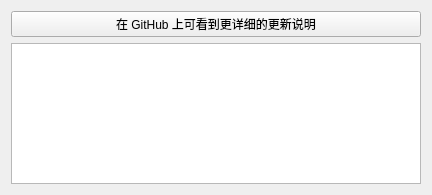
YQBaobao/RollerCoaster, file uis/rc_setting/what_new/what_new.ui: the form before one commit.
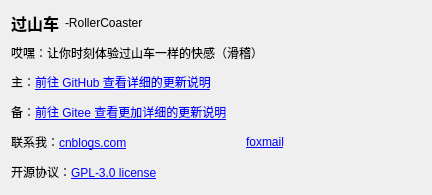
The form after the commit.

Commit message: ADD:what's new?

What changed in the file:
```diff
--- a/uis/rc_setting/what_new/what_new.ui
+++ b/uis/rc_setting/what_new/what_new.ui
@@ -14,13 +14,65 @@
    <string>Form</string>
   </property>
   <layout class="QGridLayout" name="gridLayout">
-   <item row="1" column="0">
-    <widget class="QTextBrowser" name="textBrowser"/>
-   </item>
    <item row="0" column="0">
-    <widget class="QPushButton" name="pushButton_see_more">
+    <widget class="QLabel" name="label_3">
+     <property name="sizePolicy">
+      <sizepolicy hsizetype="Fixed" vsizetype="Preferred">
+       <horstretch>0</horstretch>
+       <verstretch>0</verstretch>
+      </sizepolicy>
+     </property>
      <property name="text">
-      <string>在 GitHub 上可看到更详细的更新说明</string>
+      <string>&lt;html&gt;&lt;head/&gt;&lt;body&gt;&lt;p&gt;&lt;span style=&quot; font-size:12pt; font-weight:600;&quot;&gt;过山车&lt;/span&gt;&lt;/p&gt;&lt;/body&gt;&lt;/html&gt;</string>
+     </property>
+    </widget>
+   </item>
+   <item row="7" column="0" colspan="2">
+    <widget class="QLabel" name="label_5">
+     <property name="text">
+      <string>联系我：&lt;a href=&quot;https://www.cnblogs.com/yqbaowo/&quot;&gt;cnblogs.com&lt;/a&gt;</string>
+     </property>
+    </widget>
+   </item>
+   <item row="8" column="0" colspan="3">
+    <widget class="QLabel" name="label_7">
+     <property name="text">
+      <string>开源协议：&lt;a href=&quot;https://www.gnu.org/licenses/gpl-3.0.html&quot;&gt;GPL-3.0 license&lt;/a&gt;</string>
+     </property>
+    </widget>
+   </item>
+   <item row="4" column="0" colspan="3">
+    <widget class="QLabel" name="label_2">
+     <property name="text">
+      <string>备：&lt;a href=&quot;https://gitee.com/yqbao/roller-coaster/releases&quot;&gt;前往 Gitee 查看更加详细的更新说明&lt;/a&gt;</string>
+     </property>
+    </widget>
+   </item>
+   <item row="3" column="0" colspan="3">
+    <widget class="QLabel" name="label">
+     <property name="text">
+      <string>主：&lt;a href=&quot;https://github.com/YQBaobao/RollerCoaster/releases&quot;&gt;前往 GitHub 查看详细的更新说明&lt;/a&gt;</string>
+     </property>
+    </widget>
+   </item>
+   <item row="2" column="0" colspan="3">
+    <widget class="QLabel" name="label_4">
+     <property name="text">
+      <string>哎嘿：让你时刻体验过山车一样的快感（滑稽）</string>
+     </property>
+    </widget>
+   </item>
+   <item row="7" column="2">
+    <widget class="QLabel" name="label_8">
+     <property name="text">
+      <string>&lt;a href=&quot;https://www.foxmail.com/&quot;&gt;foxmail&lt;/a&gt;</string>
+     </property>
+    </widget>
+   </item>
+   <item row="0" column="1" colspan="2">
+    <widget class="QLabel" name="label_9">
+     <property name="text">
+      <string>-RollerCoaster</string>
      </property>
     </widget>
    </item>
```
The commit also changes 2 other files.
